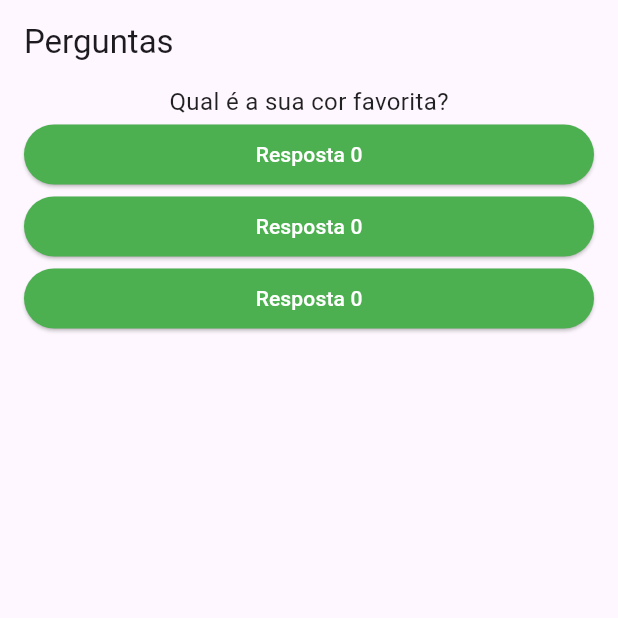
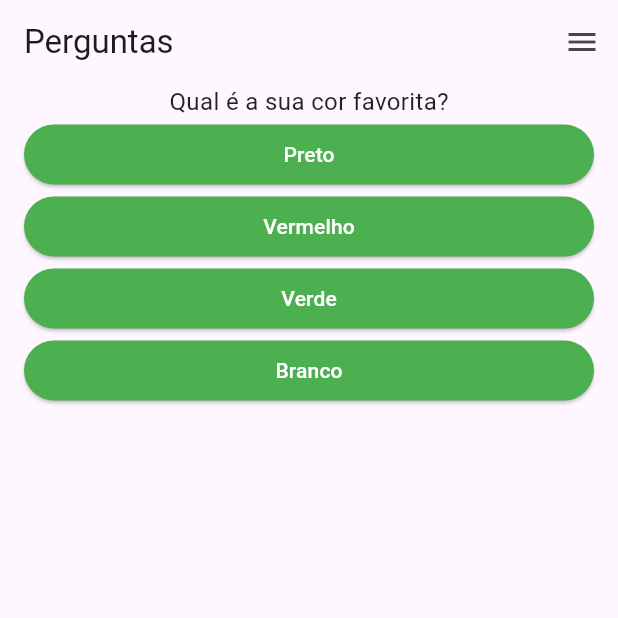
Before and after one commit to Antonio-Sitoe/curso_flutter, a Flutter app: the screen it shows after launch, on a phone screen of 412 x 824 dp, the top half of it. Run offline on Flutter 3.47's test engine with Material 3 defaults, Android fonts, the phone set to English and light mode, and no system bars.

Commit message:
continuacao de aula flutter

```diff
--- a/question/lib/main.dart
+++ b/question/lib/main.dart
@@ -1,6 +1,6 @@
 import 'package:flutter/material.dart';
-import './button.dart';
-import 'package:question/questao.dart';
+import 'package:question/questionarios.dart';
+import 'package:question/resultado.dart';
 
 void main() {
   runApp(PerguntaApp());
@@ -8,40 +8,77 @@ void main() {
 
 class _PerguntaAppState extends State<PerguntaApp> {
   var _perguntaSelecionada = 0;
-  void _responder() {
-    setState(() {
-      _perguntaSelecionada++;
-    });
-    print(_perguntaSelecionada);
+  var _pontuacaoTotal = 0;
+  final List<Map<String, Object>> _Perguntas = const [
+    {
+      "texto": "Qual é a sua cor favorita?",
+      "respostas": [
+        {'texto': 'Preto', 'pontuacao': 3},
+        {'texto': 'Vermelho', 'pontuacao': 4},
+        {'texto': 'Verde', 'pontuacao': 3},
+        {'texto': 'Branco', 'pontuacao': 9},
+      ],
+    },
+    {
+      "texto": "Qual é o seu animal favorito?",
+      "respostas": [
+        {'texto': 'Coelho', 'pontuacao': 10},
+        {'texto': 'Cobra', 'pontuacao': 3},
+        {'texto': 'Elefante', 'pontuacao': 2},
+        {'texto': 'Leão', 'pontuacao': 10},
+      ],
+    },
+    {
+      "texto": "Qual é o seu time favorito?",
+      "respostas": [
+        {'texto': 'Flamengo', 'pontuacao': 10},
+        {'texto': 'Corinthians', 'pontuacao': 5},
+        {'texto': 'São Paulo', 'pontuacao': 3},
+        {'texto': 'Palmeiras', 'pontuacao': 8},
+      ],
+    },
+  ];
+  void _responder(int pontuacao) {
+    if (TemPerguntaSelecionada) {
+      setState(() {
+        _perguntaSelecionada++;
+        _pontuacaoTotal += pontuacao;
+      });
+    }
+
+    print("Pontuacao Total: $_pontuacaoTotal");
+  }
+
+  bool get TemPerguntaSelecionada {
+    return _perguntaSelecionada < _Perguntas.length;
   }
 
   @override
   Widget build(BuildContext context) {
-    final List<Map<String, Object>> Perguntas = [
-      {
-        "texto": "Qual é a sua cor favorita?",
-        "respostas": ['Preto', 'Vermelho', 'Verde', 'Branco'],
-      },
-      {
-        "texto": "Qual é o seu animal favorito?",
-        "respostas": ['Coelho', 'Cobra', 'Elefante', 'Leão'],
-      },
-      {
-        "texto": "Qual é o seu time favorito?",
-        "respostas": ['Flamengo', 'Corinthians', 'São Paulo', 'Palmeiras'],
-      },
-    ];
     return MaterialApp(
       home: Scaffold(
-        appBar: AppBar(title: Text('Perguntas')),
-        body: Column(
-          children: [
-            Questao(Perguntas[_perguntaSelecionada]['texto'] as String),
-            Button(_responder, _perguntaSelecionada),
-            Button(_responder, _perguntaSelecionada),
-            Button(_responder, _perguntaSelecionada),
+        appBar: AppBar(
+          title: Text('Perguntas'),
+          actions: [
+            IconButton(
+              icon: Icon(Icons.menu),
+              onPressed: () {
+                setState(() {
+                  _perguntaSelecionada = 0;
+                });
+              },
+            ),
           ],
         ),
+        body:
+            TemPerguntaSelecionada
+                ? Questionarios(
+                  _Perguntas[_perguntaSelecionada]['texto'] as String,
+                  _Perguntas[_perguntaSelecionada]['respostas']
+                      as List<Map<String, Object>>,
+                  _responder,
+                )
+                : Resultado(pontuacao: _pontuacaoTotal),
       ),
     );
   }
--- /dev/null
+++ b/question/lib/questionarios.dart
@@ -0,0 +1,25 @@
+import 'package:flutter/material.dart';
+import 'package:question/questao.dart';
+import 'package:question/resposta.dart';
+
+class Questionarios extends StatelessWidget {
+  final List<Map<String, Object>> _Perguntas;
+  final Function(int pontuacao) _responder;
+  String title;
+  Questionarios(this.title, this._Perguntas, this._responder);
+
+  @override
+  Widget build(BuildContext context) {
+    return Column(
+      children: [
+        Questao(title),
+        ...(_Perguntas).map((texto) {
+          return Resposta(
+            () => _responder(texto['pontuacao'] as int),
+            texto['texto'] as String,
+          );
+        }).toList(),
+      ],
+    );
+  }
+}
--- a/question/lib/button.dart
+++ b/question/lib/resposta.dart
@@ -1,10 +1,10 @@
 import 'package:flutter/material.dart';
 
-class Button extends StatelessWidget {
+class Resposta extends StatelessWidget {
   final VoidCallback _responder;
-  final int _perguntaSelecionada;
+  final String textoButton;
 
-  Button(this._responder, this._perguntaSelecionada);
+  Resposta(this._responder, this.textoButton);
 
   @override
   Widget build(BuildContext context) {
@@ -21,7 +21,7 @@ class Button extends StatelessWidget {
         ),
         onPressed: this._responder,
         child: Text(
-          'Resposta ${_perguntaSelecionada}',
+          textoButton,
           style: TextStyle(color: Colors.white), // Ensures text is readable
         ),
       ),
--- /dev/null
+++ b/question/lib/resultado.dart
@@ -0,0 +1,20 @@
+import 'package:flutter/material.dart';
+
+class Resultado extends StatelessWidget {
+  final int pontuacao;
+  const Resultado({this.pontuacao = 0});
+
+  @override
+  Widget build(BuildContext context) {
+    return Center(
+      child: Text(
+        "Parabens! " + pontuacao.toString(),
+        style: TextStyle(
+          fontSize: 20,
+          fontWeight: FontWeight.bold,
+          color: Colors.green,
+        ),
+      ),
+    );
+  }
+}
```
Also changed, not shown: 1 other file.
